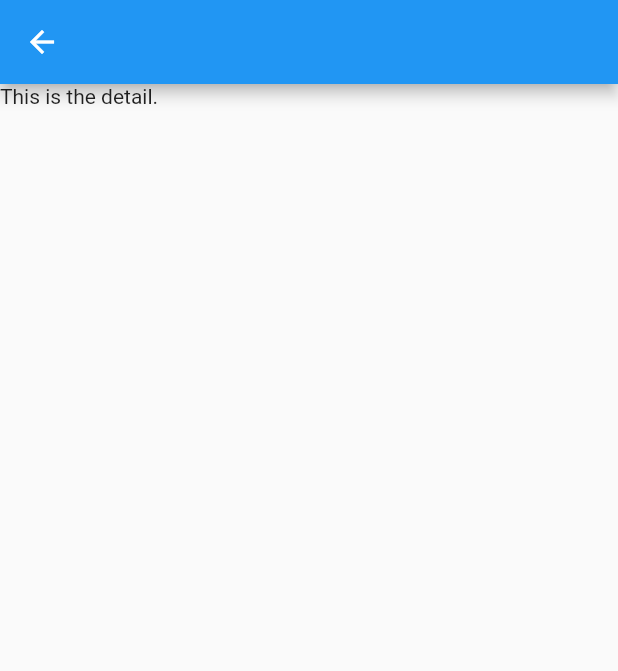
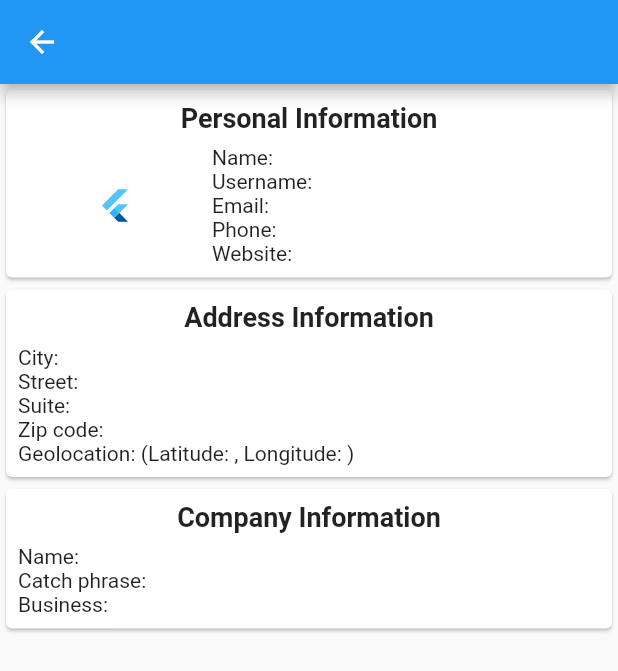
Before and after one commit to jpsanmiguel/PruebaVacanTFlutter, a Flutter app: the UserDetail screen opened directly with empty values, on a phone screen of 412 x 824 dp. Shown: the top 671 px of the screen. Run offline on Flutter 3.47's test engine with Material 2 defaults, Android fonts, the phone set to English and light mode, and no system bars; network calls fail.

Commit message:
Detail with all user info

```diff
--- a/lib/user_detail.dart
+++ b/lib/user_detail.dart
@@ -13,7 +13,118 @@ class UserDetail extends StatelessWidget {
       appBar: AppBar(
         title: Text(this.user.name),
       ),
-      body: Text('This is the detail.'),
+      body: Column(
+        children: [
+          Card(
+            child: Padding(
+              padding: const EdgeInsets.all(8.0),
+              child: Column(
+                children: [
+                  Padding(
+                    padding: const EdgeInsets.only(bottom: 8.0),
+                    child: Center(
+                      child: Text(
+                        "Personal Information",
+                        style: TextStyle(fontSize: 18.0, fontWeight: FontWeight.bold),
+                      ),
+                    ),
+                  ),
+                  Row(
+                    children: [
+                      Expanded(
+                        flex: 1,
+                        child: FlutterLogo(),
+                      ),
+                      Expanded(
+                        flex: 2,
+                        child: Column(
+                          crossAxisAlignment: CrossAxisAlignment.start,
+                          mainAxisAlignment: MainAxisAlignment.center,
+                          children: [
+                            Text("Name: ${user.name}"),
+                            Text("Username: ${user.username}"),
+                            Text("Email: ${user.email}"),
+                            Text("Phone: ${user.phone}"),
+                            Text("Website: ${user.website}"),
+                          ],
+                        ),
+                      )
+                    ],
+                  ),
+                ],
+              ),
+            ),
+          ),
+          Card(
+            child: Padding(
+              padding: const EdgeInsets.all(8.0),
+              child: Column(
+                children: [
+                  Padding(
+                    padding: const EdgeInsets.only(bottom: 8.0),
+                    child: Center(
+                      child: Text(
+                        "Address Information",
+                        style: TextStyle(fontSize: 18.0, fontWeight: FontWeight.bold),
+                      ),
+                    ),
+                  ),
+                  Row(
+                    children: [
+                      Expanded(
+                        child: Column(
+                          crossAxisAlignment: CrossAxisAlignment.start,
+                          mainAxisAlignment: MainAxisAlignment.center,
+                          children: [
+                            Text("City: ${user.address.city}"),
+                            Text("Street: ${user.address.street}"),
+                            Text("Suite: ${user.address.suite}"),
+                            Text("Zip code: ${user.address.zipcode}"),
+                            Text("Geolocation: (Latitude: ${user.address.geo.lat}, Longitude: ${user.address.geo.lng})")
+                          ],
+                        ),
+                      )
+                    ],
+                  )
+                ],
+              ),
+            ),
+          ),
+          Card(
+            child: Padding(
+              padding: const EdgeInsets.all(8.0),
+              child: Column(
+                children: [
+                  Padding(
+                    padding: const EdgeInsets.only(bottom: 8.0),
+                    child: Center(
+                      child: Text(
+                        "Company Information",
+                        style: TextStyle(fontSize: 18.0, fontWeight: FontWeight.bold),
+                      ),
+                    ),
+                  ),
+                  Row(
+                    children: [
+                      Expanded(
+                        child: Column(
+                          crossAxisAlignment: CrossAxisAlignment.start,
+                          mainAxisAlignment: MainAxisAlignment.center,
+                          children: [
+                            Text("Name: ${user.company.name}"),
+                            Text("Catch phrase: ${user.company.catchPhrase}"),
+                            Text("Business: ${user.company.bs}"),
+                          ],
+                        ),
+                      )
+                    ],
+                  )
+                ],
+              ),
+            ),
+          ),
+        ],
+      ),
     );
   }
 }
```
